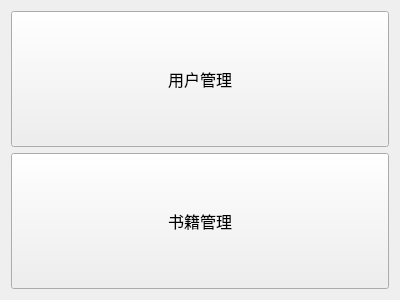
Before: the Qt Designer form adminpage.ui in LeoStr4nge/LibraryManageSystem, drawn with Qt 5.
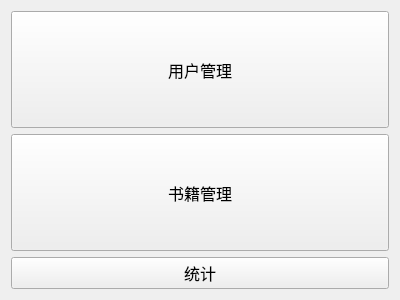
After: the same form once the commit is applied.

Commit message: 完成统计页面设计，完善用户待还书界面

What changed in the file:
```diff
--- a/adminpage.ui
+++ b/adminpage.ui
@@ -48,6 +48,13 @@
        </property>
       </widget>
      </item>
+     <item>
+      <widget class="QPushButton" name="pushButton_3">
+       <property name="text">
+        <string>统计</string>
+       </property>
+      </widget>
+     </item>
     </layout>
    </item>
   </layout>
```
The commit also changes 10 other files.
